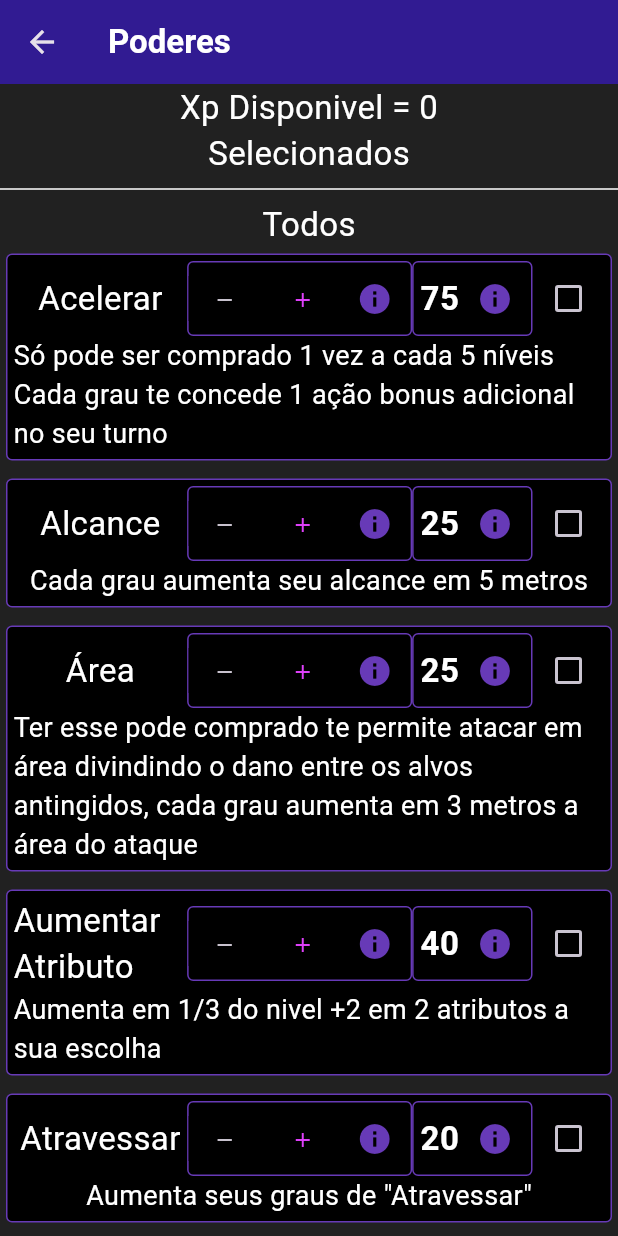
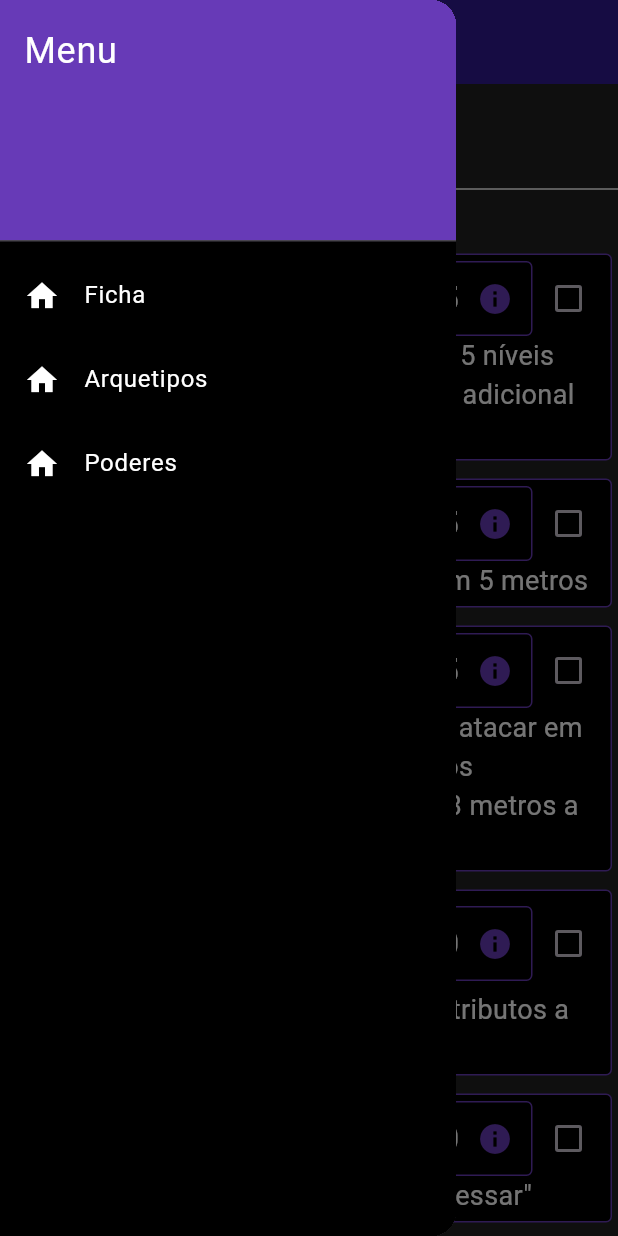
Before and after one commit to HugoGuilhermeSilva/FichasRPG, a Flutter app: the PowerScreen screen opened directly, with the side drawer open (before the commit the screen has no drawer), on a phone screen of 412 x 824 dp. Run offline on Flutter 3.47's test engine with Material 3 defaults, Android fonts, the phone set to English and light mode, and no system bars; drawn by our look-alikes of flutter_spinbox.

```diff
--- /dev/null
+++ b/lib/common/drawer.dart
@@ -0,0 +1,55 @@
+import 'package:fichas/screens/archetype_screen.dart';
+import 'package:fichas/screens/power_list_screen.dart';
+import 'package:fichas/screens/record_screen.dart';
+import 'package:flutter/material.dart';
+
+class MyDrawer extends StatelessWidget{
+  const MyDrawer ({super.key});
+  @override
+  Widget build(BuildContext context){
+    return Drawer(
+      child: Container(
+        color: Colors.black,
+        child: ListView(
+          padding: EdgeInsets.zero,
+          children: [
+            const DrawerHeader(
+              decoration: BoxDecoration(
+                color: Colors.deepPurple
+              ),
+              child: Text('Menu',
+                style: TextStyle(color: Colors.white, fontSize: 24),),
+            ),
+            ListTile(
+              leading: const Icon(Icons.home, color: Colors.white,),
+              title: const Text('Ficha', style: TextStyle(color: Colors.white),),
+              onTap: () {
+                Navigator.pop(context);
+                Navigator.pushReplacement(context, MaterialPageRoute(builder: (context) => RecordScreen())
+                );
+              },
+            ),
+            ListTile(
+              leading: const Icon(Icons.home, color: Colors.white,),
+              title: const Text('Arquetipos', style: TextStyle(color: Colors.white),),
+              onTap: () {
+                Navigator.pop(context);
+                Navigator.pushReplacement(context, MaterialPageRoute(builder: (context) => ArchetypeScreen())
+                );
+              },
+            ),
+            ListTile(
+              leading: const Icon(Icons.home, color: Colors.white,),
+              title: const Text('Poderes', style: TextStyle(color: Colors.white),),
+              onTap: () {
+                Navigator.pop(context);
+                Navigator.pushReplacement(context, MaterialPageRoute(builder: (context) => PowerScreen())
+                );
+              },
+            ),
+          ],
+        ),
+      ),
+    );
+  }
+}
--- a/lib/screens/archetype_screen.dart
+++ b/lib/screens/archetype_screen.dart
@@ -1,3 +1,4 @@
+import 'package:fichas/common/drawer.dart';
 import 'package:flutter/material.dart';
 import 'package:provider/provider.dart';
 import 'package:fichas/common/archetype_widget.dart';
@@ -11,6 +12,7 @@ class ArchetypeScreen extends StatelessWidget{
   Widget build(BuildContext context) {
     final characterProvider = context.watch<CharacterProvider>();
     return Scaffold(
+      drawer: MyDrawer(),
       appBar: AppBar(
         title: Text('Arquetipos',
           style: TextStyle(
--- a/lib/screens/power_list_screen.dart
+++ b/lib/screens/power_list_screen.dart
@@ -1,3 +1,4 @@
+import 'package:fichas/common/drawer.dart';
 import 'package:flutter/material.dart';
 import 'package:fichas/common/power_box_widget.dart';
 import 'package:fichas/data/power_list.dart';
@@ -10,7 +11,6 @@ class PowerScreen extends StatefulWidget {
 }
 
 class _PowerScreenState extends State<PowerScreen> {
-  // Conversão dos dados em objetos Powers usando map()
   List<Powers> get allPowers => powersData.map((data) => Powers(
     name: data['name'] as String,
     description: data['description'] as String,
@@ -23,6 +23,7 @@ class _PowerScreenState extends State<PowerScreen> {
     final general = allPowers.where((a) => !a.selected).toList();
 
     return Scaffold(
+      drawer: const MyDrawer(),
       appBar: AppBar(
         title: const Text(
           'Poderes',
--- a/lib/screens/powers_screen.dart
+++ /dev/null
@@ -1,160 +0,0 @@
-import 'package:flutter/material.dart';
-import 'package:fichas/common/power_box_widget.dart';
-
-class PowerScreen extends StatefulWidget{
-  const PowerScreen({super.key});
-  @override
-  State<PowerScreen> createState() => _PowerScreenState();
-}
-class _PowerScreenState extends State<PowerScreen>{
-  List<Powers> allPowers = [
-    Powers(name: 'Acelerar', description: 'Só pode ser comprado 1 vez a cada 5 níveis\nCada grau te concede 1 ação bonus adicional no seu turno', cost: 75),
-    Powers(name: 'Alcance', description: 'Cada grau aumenta seu alcance em 5 metros', cost: 25),
-    Powers(name: 'Área', description: 'Ter esse pode comprado te permite atacar em área divindindo o dano entre os alvos antingidos, cada grau aumenta em 3 metros a área do ataque', cost: 25),
-    Powers(name: 'Aumentar Atributo', description: 'Aumenta em 1/3 do nivel +2 em 2 atributos a sua escolha', cost: 40),
-    Powers(name: 'Atravessar', description: 'Aumenta seus graus de "Atravessar"', cost: 20),
-    Powers(name: 'Atravessar Resistencias', description: 'Voce consegue ignorar graus de defender do alvo iguais aos seus graus de atravessar', cost: 60),
-    Powers(name: 'Atravessar Ataque', description: 'Com sua reação voce pode ignorar graus de dano de quem estiver te atacando iguais aos seus graus de atravessar', cost: 60),
-    Powers(name: 'Forma da Criatura', description: 'Voce se transforma em uma criatura da ficção recebendo 1/4 do nivel +1 em 2 atributos a sua escolha, tambem recebe seu nivel em graus de dano', cost: 120),
-    Powers(name: 'Passiva da Criatura', description: 'Recebe uma passiva adicional baseada na criatura', cost: 120),
-    Powers(name: 'Habilidade de Criatura', description: 'Recebe uma habilidade da criatura', cost: 120),
-    Powers(name: 'Comunicar', description: 'Voce tem a capacidade de se comunicar de outras formas alem da fala', cost: 10),
-    Powers(name: 'Controlar Densidade', description: 'Limite de compra igual ao nível do personagem\nPermite passar o valor de um atributo para outro usando uma acção bonus para cada ponto passado, o limite desse valor é igual aos graus de denisdade', cost: 80),
-    Powers(name: 'Tecnocinese', description: 'Permite criar uma ou alterar uma maquina usando recursos ao seu redor ou seu proprio corpo(caso seja possivel), o que a maquina faz deve ser combinado com o mestre', cost: 60),
-    Powers(name: 'Mente Cibernética', description: 'Permite que voce invada sistemas com a sua mente substituindo testes de pericia por uma jogada de ataque', cost: 60),
-    Powers(name: 'PEM', description: 'Permite que voce use um ataque que atinge uma área igual aos seus graus de área que causa dano dobrado em qualquer coisa tecnologica e as desliga com um teste de vontade cd inteligencia + 1/2 nivel', cost: 60),
-    Powers(name: 'Pente de RAM', description: 'Faz com que voce tenha um pente de ran que é igual ao dobro da sua inteligencia, ter RAM te permite usar hacks rapidos, voce regenera 1/8 de RAM por tuno por cada grau deste poder', cost: 20),
-    Powers(name: 'Curto Circuito', description: '4 DE RAM\n Usa um ataque para descarregar uma corrente eletrica nos circuitos ou no cerebro do alvo fazendo quem que ele recebe +4 de dano por grau de dano recebido por 1 rodada.', cost: 60),
-    Powers(name: 'Desabilitar Arma', description: '6 DE RAM\nVoce usa um ataque para causar uma interferencia eletrica que pode atingir o cerebro ou os sistemas do alvo fazendo que ele solte a arma que esta usando ou tenha desvantagem em ataques no proximo turno', cost: 60),
-    Powers(name: 'Esgotamento de Sinápse', description: '10 DE RAM\nO alvo faz um teste de vontade contra seu ataque, caso falhe ele perde 10% da vida maxima e metade da sua vontade total até o final do seu proximo turno', cost: 60),
-    Powers(name: 'Reiniciar Optica', description: '6 DE RAM\nVoce cega o alvo fazendo com que tenha vantagem nos ataques contra ele a menos que ele tenha detectar.', cost: 60),
-    Powers(name: 'Defeito de Cibernética', description: '10 DE RAM\nVoce faz um ataque contra a força de vontade do alvo, caso acerte voce desabilita todos os poderes de arvores do alvo por 1 turno.', cost: 60),
-    Powers(name: 'Aprimoramento Cibernetico', description: '4 DE RAM MAXIMA\nRecebe graus de dano iguais aos seus graus de RAM', cost: 60),
-    Powers(name: 'Turbinagem', description: '4 DE RAM\nUsa uma ação bonus para receber 1/4 da sua inteligencia como acerto e 3x ela em vida temporaria por 2 turnos', cost: 60),
-    Powers(name: 'Corta Cura', description: 'Faz com que o alvo cure 1/4 a menos para cada grau comprado', cost: 100),
-    Powers(name: 'Cura', description: 'Usa uma ação para curar em 1d6 para cada grau de cura', cost: 15),
-    Powers(name: 'Dano', description: 'Causa 1d6 de dano para cada grau comprado em um ataque', cost: 15),
-    Powers(name: 'Dano por Turno', description: 'Causa 1d4 de dano no alvo toda vez que um turno se passa no combrat por até 1/4 dos graus comprados de dano por turno de vezes', cost: 15),
-    Powers(name: 'Defender', description: 'Reduz o dano recebido de um ataque em 2 para cada grau comprado', cost: 15),
-    Powers(name: 'Desintegrar', description: 'Permite ao usuário destruir equipamentos dos inimigos mais facilmente, caso o ataque passe da vontade do criador +10 + o tier do item ele é destruido', cost: 100),
-    Powers(name: 'Clone', description: 'Permite ao usuário criar um cole de si mesmo, que possui metade da sua ficha', cost: 600),
-    Powers(name: 'Substituição', description: 'Permite fazer com que seu clone recebe todos os ataques por voce, caso seu clone seja destruido dessa forma ele não pode mais ser refeito até o final da cena', cost: 400),
-    Powers(name: 'Auxiliar', description: 'Pode abrir mão das ações do clone para ter vantagem nas suas até o final do turno', cost: 400),
-    Powers(name: 'Desacelerar', description: 'O alvo perde 1 de esquiva / bloqueio por rodada', cost: 100),
-    Powers(name: 'Desacordar', description: 'Caso seu ataque seja um critico voce pode fazer com que o alvo role um teste de vontade caso falhe ele dorme por 1 rodada.', cost: 100),
-    Powers(name: 'Detectar', description: 'Te permite enxergar por todo seu alcance coisas relacionadas ao seu poder.', cost: 100),
-    Powers(name: 'Esconder', description: 'Voce pode com uma reação se esconder por 1 rodada não podendo ser alvo de nd ate ela acabar.(teste de furtuvidade).', cost: 100),
-    Powers(name: 'Paralizar', description: 'Caso seu ataque seja um critico pode givar o dano do critico para tentar paralizar o alvo, fazendo que ele faça um teste de vontade caso falhe ele fica paralizado por 1 rodada.', cost: 100),
-    Powers(name: 'Escalonamento', description: 'Permite que voce defina uma condição em conjunto com o mestre, toda vez que essa condição é cumprida voce recebe graus em até 2 poderes a sua escolha.\nMenos escalonamento, acerto, bloqueio, esquiva, combate mental, e nenhum atributo a não ser vigor', cost: 80),
-    Powers(name: 'Imunidade', description: 'Permite que voce escolha um tipo de dano ppara cada grau desse poder comprado, voce passa a receber metade do dano deles', cost: 80),
-    Powers(name: 'Teleporte', description: 'Permite ao usuario se teleportar usando seus graus de alcance ou mover-se como distancia maxima. Tambem permite que o usuario leve pessoas com ele com a mesma regra de mover algo.', cost: 80),
-    Powers(name: 'Manipulação Elemental', description: 'Representa seus graus de Manipulação Elementalç', cost: 50),
-    Powers(name: 'Golpe elemental', description: 'Permite aplicar seu poder elemental em seu ataque aplicando metade dos seus graus de manipulação elemental no dano. (Manipulação 6 adiciona 3d6 no dano)', cost: 80),
-    Powers(name: 'Aprimoramento elemental', description: 'Permite o personagem aprimorar seus ataques mais ainda somando o dobro de seus graus em Dano fixo (Manipulação 5 soma 10 no dano fixo)', cost: 80),
-    Powers(name: 'Esfera elemental', description: 'Aumenta o multiplicador de critico em 1', cost: 80),
-    Powers(name: 'Prisão elemental', description: 'O personagem pode fazer um ataque contra a esquiva do personagem para restringi-lo com o elemento. Caso acerte o alvo fica preso tendo seu movimento zerado, perde suas reações e ele fica limitada a uma ação por turno. O alvo pode fazer um Clash de ataque contra o personagem para se libertar no começo de seu turno, caso ele ganhe ele se liberta e seu turno segue normalmente, caso ele perca ele permanece preso.', cost: 80),
-    Powers(name: 'Fisiologia elemental', description: 'Permite ao personagem transformar seu corpo no elemento para evitar ataques ou se esgueirar por locais pequenos. O personagem pode gastar sua reação para diminuir seu grau de manipulação elemental na rolagem de dano de um inimigo que tenha o acertado.', cost: 80),
-    Powers(name: 'Zona elemental', description: 'Permite o personagem moldar o ambiente ao redor para potencializar seu poder elemental. O personagem pode gastar uma ação bônus para criar uma área de 6 metros + seu grau de área caso tenha. Dentro da área ele recebe os seguintes benefícios: Recebe Mover-se e Defender iguais seus graus de manipulação elemental.', cost: 80),
-    Powers(name: 'Consumir elemento', description: 'Permite usar uma ação para se curar em 5 por grau de manipulação elemental.', cost: 80),
-    Powers(name: 'Moldar grandes quantidades', description: 'O personagem pode controlar grandes quantidade do elemento e manipular o estado da matéria do elemento para criar pontes, mover o elemento ou apagar ele, objetos e abrir caminhos na área com o elemento. O personagem recebe graus de Alcance ou Área de efeito igual ao grau de manipulação elemental.', cost: 80),
-    Powers(name: 'Barreira elemental', description: 'Permite gastar uma reação para criar uma barreira com seu elemental para você ou um aliado dando a ele 5 de vida temporária por grau de manipulação durante 1 turno.', cost: 80),
-    Powers(name: 'Mestre elemental', description: 'O controle do elemento do personagem é elevado a seu potencial maior concedendo ao personagem uma habilidade elemental única ao elemento controlado.', cost: 80),
-    Powers(name: 'Gravidade', description: 'Representa seus graus de gravidade comprados, lembrando que cada poder tambem conta como 1 grau', cost: 40),
-    Powers(name: 'Aumento de Força G', description: 'Sempre que seu ataque atinge o alvo ele perde 1/4 do deslocamento.', cost: 80),
-    Powers(name: 'Manipulação Gravitacional', description: 'Permite o personagem manipular a gravidade ao seu redor a vontade recebendo metade dos seus graus de gravidade em mover algo.', cost: 80),
-    Powers(name: 'Amplificação Gravitacional', description: 'Recebe graus de dano iguais a metade dos seus graus de gravidade.', cost: 80),
-    Powers(name: 'Agravamento', description: 'Recebe dano fixo igual a sua manipulação gravitacional total.', cost: 80),
-    Powers(name: 'MUGEN', description: 'O personagem pode usar sua reação para criar uma barreira invisível entre ele e seu oponente bloqueando completamente o dano de 1 ataque.', cost: 80),
-    Powers(name: 'Ancora Gravitacional', description: 'Recebe metade da sua manipulação gravitacional em mover-se.', cost: 80),
-    Powers(name: 'Gravidade Pessoal', description: 'Recebe defender igual a metade dos seus graus de gravidade.', cost: 80),
-    Powers(name: 'Mover-se', description: 'Cada grau aumenta seu deslocamento em 5 metros', cost: 25),
-    Powers(name: 'Mover-Algo', description: 'Permite que voce carregue coisas com seu poder, voce pode carregar 1 coisa de tamanho até médio por grau de mover algo, a distancia que voce pode mover é igual ao seu alcance, sua área ou seu deslocamento', cost: 25),
-    Powers(name: 'Voar', description: 'Recebe deslocamento de voo igual ao seu normal', cost: 20),
-    Powers(name: 'Pular', description: 'Permite que voce pule até 2x o seu deslocamento usando 1 ação de movimento', cost: 20),
-    Powers(name: 'Percepção Acelerada', description: 'Recebe 1/5 do seu mover-se em prontidão e procurar.', cost: 80),
-    Powers(name: 'Reflexos Melhorados', description: 'Recebe +1 de Atravessar e iniciativa a cada 3 de mover-se.', cost: 80),
-    Powers(name: 'Força de Aceleração', description: 'Recebe 1/8 da agilidade em reações e ações bônus.', cost: 80),
-    Powers(name: 'Pensamento Rapido', description: 'Recebe 1/4 do mover-se em testes de inteligencia.', cost: 80),
-    Powers(name: 'Imparavel', description: 'Quando alvo de um efeito que diminui seu deslocamento recebe 1 ação de movimento adicional e o efeito é cortado pela metade.', cost: 80),
-    Powers(name: 'Metamorfose', description: 'Permite o personagem assumir formas que podem auxiliar ele durante a luta.\n\nForma Ágil: Voce recebe 1/2+2 nível em agilidade.\nForma Feroz: Voce recebe 1/2+2 nível em força.\nForma Resistente: Voce recebe seu nível em bloqueio / esquiva.\nForma Sorrateira: Voce recebe a habilidade de usar o ataque furtivo do ladino alem de 1/3+2 nível de acerto.\nForma Veloz: Voce recebe mover-se igual ao seu nível e 1/3+2 nível em acerto.', cost: 50),
-    Powers(name: 'Anular', description: 'Permite que voce anule 1/4 dos graus de um poder de um inimigo sempre que atinge ele', cost: 100),
-    Powers(name: 'Regeneração', description: 'Permite que voce se cure em 1 para cada grau de regeneração toda vez que um turno se passa no combate', cost: 15),
-    Powers(name: 'Tranferir', description: 'Com uma ação bonus voce pode transferir 1 grau de um poder para outro, voce pode fazer isso até o seu grau de transferir de vezes', cost: 25),
-    Powers(name: 'Som', description: 'Representa quantos graus de som voce tem comprado', cost: 40),
-    Powers(name: 'Aceleração Sonora', description: 'Recebe mover-se igual ao seu grau de som.', cost: 80),
-    Powers(name: 'Intensificação Sonora', description: 'Recebe graus de dano iguais aos seus graus de som.', cost: 80),
-    Powers(name: 'Reverberação', description: 'Para cada alvo atingido no ataque o dano aumenta em 1/4.', cost: 80),
-    Powers(name: 'Anulação Sonora', description: 'Os alvos atingidos pelos seus ataques perdem 1 de percepção por rodada conforme perdem a audição.', cost: 80),
-    Powers(name: 'Silenciar', description: 'O alvo faz um teste de prontidão. Caso falhe ele fica silenciado, caso ele tente falar ele recebe 1 ataque seu com dano maximizado.', cost: 80),
-    Powers(name: 'Anulação Sonora', description: 'Recebe 1/4 dos seus graus de som em furtividade.', cost: 80),
-    Powers(name: 'Ecolocalização', description: 'Recebe 1/6 dos graus de som em procurar, rastrear e prontidão.', cost: 80),
-    Powers(name: 'Terremoto', description: 'Caso seu ataque seja um crítico pode converter esse crítico para um terremoto causando o dano dele em uma área igual seu grau de som.', cost: 80),
-    Powers(name: 'Tempo', description: "Representa quantos graus de tempo voce tem comprados", cost: 40),
-    Powers(name: 'Existência Fora do Fluxo', description: 'O personagem é imune a mudanças na linha do tempo e sabe quando elas acontecem.', cost: 100),
-    Powers(name: 'Rebobinar', description: 'Pode gastar todo seu turno para voltar a como estava no inicio do combate. (1 vez por combate)', cost: 100),
-    Powers(name: 'Quebra no tempo', description: 'Permite ao usuário causar dano adicional em todos os ataques igual ao seu grau de tempo.', cost: 100),
-    Powers(name: 'Prever', description: 'O player pode tentar adivinhar algo na sessão. Se de fato acontecer, recebe 1 ponto heroico.', cost: 100),
-    Powers(name: 'Isolamento Temporal', description: 'Com uma ação voce se para no tempo, não podendo agir mas também não podendo ser alvejado até que ele acabe. Dura até 6 turnos.', cost: 100),
-    Powers(name: 'Congelamento Temporal', description: 'Pode gastar todo seu turno para parar o inimigo no tempo por até 1 minuto.', cost: 100),
-    Powers(name: 'Postura Defensiva', description: 'Permite usar uma ação e receber +2 de bloqueio e esquiva até o final da cena', cost: 40),
-    Powers(name: 'Resistir', description: 'Permite ao personagem que continue de pe depois de sua vida cair a baixo de 0 enquanto estiver consciente e em combate, o personagem pode resistir a até 1/4 da vida negativa por grau comprado', cost: 150),
-    Powers(name: 'Sentidos Melhorados', description: 'O personagem aumenta em 1/3 do nivel seu bonus em todas as pericias pelo resto da ceno ou entrar em combate', cost: 80),
-    Powers(name: 'Telecinese', description: 'Representa seus graus comprados de Telecinese', cost: 40),
-    Powers(name: 'Proteção', description: 'Recebe defender igual a metade dos graus de telecinese.', cost: 80),
-    Powers(name: 'Agressão', description: 'Recebe dano igual a metade dos graus de telecinese.', cost: 80),
-    Powers(name: 'Mente Afiada', description: 'Permite somar a inteligência ou vontade como dano fixo nos ataques.', cost: 80),
-    Powers(name: 'Detecção Aprimorada', description: 'Voce não pode ser surpreendido.', cost: 80),
-    Powers(name: 'Chamado de Arma', description: 'Pode convocar sua arma de qualquer lugar.', cost: 80),
-    Powers(name: 'Telepatico', description: 'Permite conversar com qualquer pessoa por pensamento, também permite fazer um clash contra o alvo, se passar pode ler suas memorias pelo restante do turno.', cost: 80),
-    Powers(name: 'Vampirismo', description: 'Permite se curar em 1/4 do dano causado por grau de vampirismo', cost: 100),
-  ];
-  @override
-  Widget build(BuildContext context){
-    final selected = allPowers.where((a) => a.selected).toList();
-    final general = allPowers.where((a) => !a.selected).toList();
-    return Scaffold(
-      appBar: AppBar(title: Text('Poderes', style: TextStyle(color: Colors.white, fontWeight: FontWeight.bold,),),backgroundColor: Colors.deepPurple[900],),
-      backgroundColor: Colors.grey[900],
-      body: SingleChildScrollView(
-        child: Column(
-          children: [
-            Text('Xp Disponivel = 0', style: TextStyle(color: Colors.white, fontSize: 22,),textAlign: TextAlign.end,),
-            Text('Selecionados', style: TextStyle( color: Colors.white, fontSize: 22),),
-            Wrap(
-                spacing: 4,
-                runSpacing: 4,
-                children: selected.map((a) =>
-                    PowerCards(
-                      name: a.name,
-                      cost: a.cost,
-                      description: a.description,
-                      selected: a.selected,
-                      onChanged: (val){
-                        setState(() => a.selected = val ?? false);
-                      },
-                    )
-                ).toList()
-            ),
-            Divider(color: Colors.white,),
-            Text('Todos', style: TextStyle(color: Colors.white, fontSize: 22),),
-            Wrap(
-                spacing: 4,
-                runSpacing: 4,
-                children: general.map((a) =>
-                    PowerCards(
-                      name: a.name,
-                      description: a.description,
-                      selected: a.selected,
-                      cost: a.cost,
-                      onChanged: (val){
-                        setState(() => a.selected = val ?? false);
-                      },
-                    )
-                ).toList()
-            ),
-          ],
-        ),
-      ),
-    );
-  }
-}
```
Also changed, not shown: lib/screens/record_screen.dart (+30 -0 lines).
